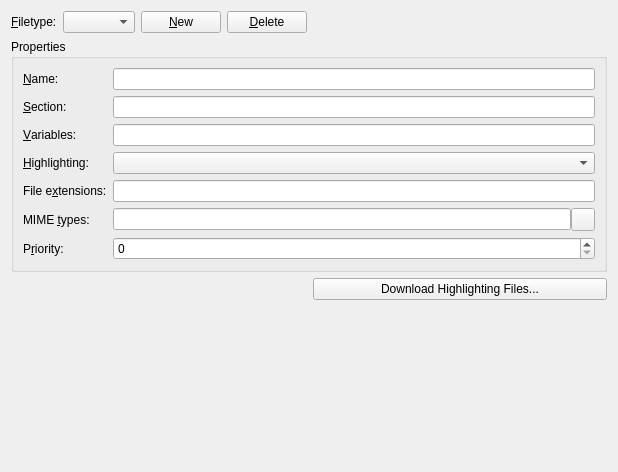
First picture: the form in part/dialogs/filetypeconfigwidget.ui, repository KDE/kate, before the edit.
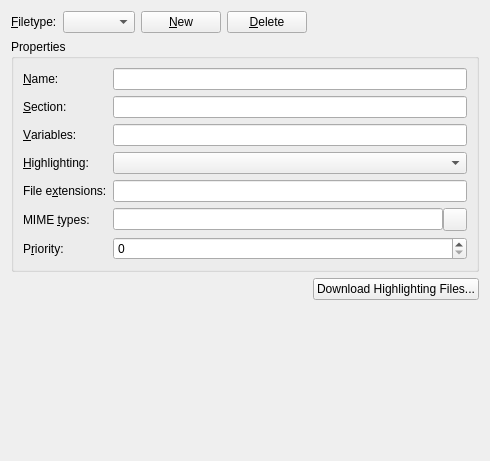
Second picture: the form after the edit.

Commit message: GridLayouts can be evil

Diff of the .ui file:
```diff
--- a/part/dialogs/filetypeconfigwidget.ui
+++ b/part/dialogs/filetypeconfigwidget.ui
@@ -5,12 +5,14 @@
    <rect>
     <x>0</x>
     <y>0</y>
-    <width>618</width>
-    <height>472</height>
+    <width>490</width>
+    <height>461</height>
    </rect>
   </property>
-  <layout class="QGridLayout" >
-   <item row="0" column="0" >
+  <layout class="QVBoxLayout" >
+   <item>
+    <layout class="QHBoxLayout" >
+     <item>
     <widget class="QLabel" name="lblFiletype" >
      <property name="text" >
       <string>&amp;Filetype:</string>
@@ -20,14 +22,14 @@
      </property>
     </widget>
    </item>
-   <item row="0" column="1" >
+     <item>
     <widget class="QComboBox" name="cmbFiletypes" >
      <property name="whatsThis" >
       <string>Select the tiletype you want to change.</string>
      </property>
     </widget>
    </item>
-   <item row="0" column="2" >
+     <item>
     <widget class="QPushButton" name="btnNew" >
      <property name="whatsThis" >
       <string>Create a new file type.</string>
@@ -37,7 +39,7 @@
      </property>
     </widget>
    </item>
-   <item row="0" column="3" >
+     <item>
     <widget class="QPushButton" name="btnDelete" >
      <property name="whatsThis" >
       <string>Delete the current file type.</string>
@@ -47,20 +49,22 @@
      </property>
     </widget>
    </item>
-   <item row="0" column="4" >
+     <item>
     <spacer>
      <property name="orientation" >
       <enum>Qt::Horizontal</enum>
      </property>
      <property name="sizeHint" >
       <size>
-       <width>16</width>
+         <width>40</width>
        <height>20</height>
       </size>
      </property>
     </spacer>
    </item>
-   <item row="1" column="0" colspan="5" >
+    </layout>
+   </item>
+   <item>
     <widget class="QGroupBox" name="gbProperties" >
      <property name="title" >
       <string>Properties</string>
@@ -210,14 +214,31 @@
      </layout>
     </widget>
    </item>
-   <item row="2" column="4" >
+   <item>
+    <layout class="QHBoxLayout" >
+     <item>
+      <spacer>
+       <property name="orientation" >
+        <enum>Qt::Horizontal</enum>
+       </property>
+       <property name="sizeHint" >
+        <size>
+         <width>351</width>
+         <height>20</height>
+        </size>
+       </property>
+      </spacer>
+     </item>
+     <item>
     <widget class="QPushButton" name="btnDownload" >
      <property name="text" >
       <string>Download Highlighting Files...</string>
      </property>
     </widget>
    </item>
-   <item row="3" column="2" colspan="2" >
+    </layout>
+   </item>
+   <item>
     <spacer>
      <property name="orientation" >
       <enum>Qt::Vertical</enum>
```
Lines whose indentation alone changed are shown as unchanged.
